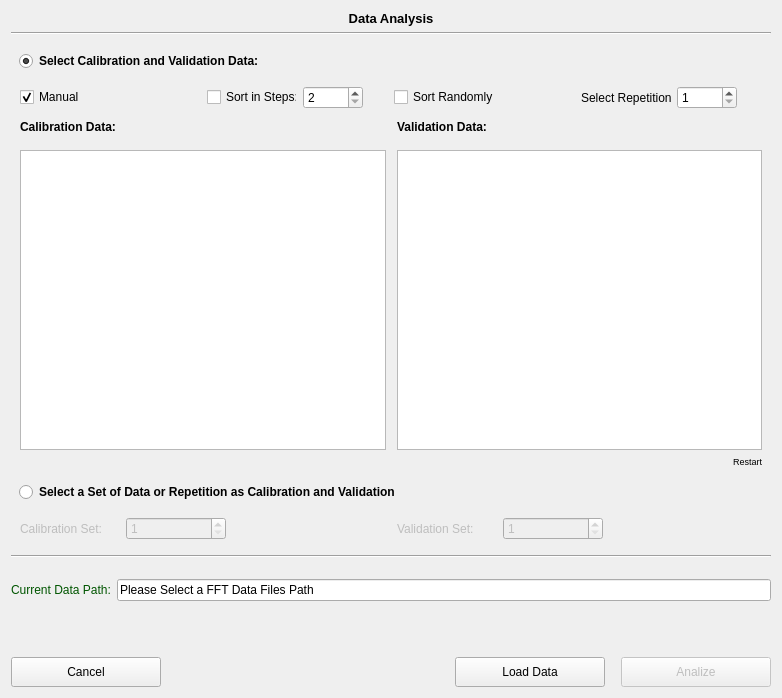
Qt form pol_AnalizeData.ui (CesarCarvajal/Oxymetry-Backup-2018) before a commit.
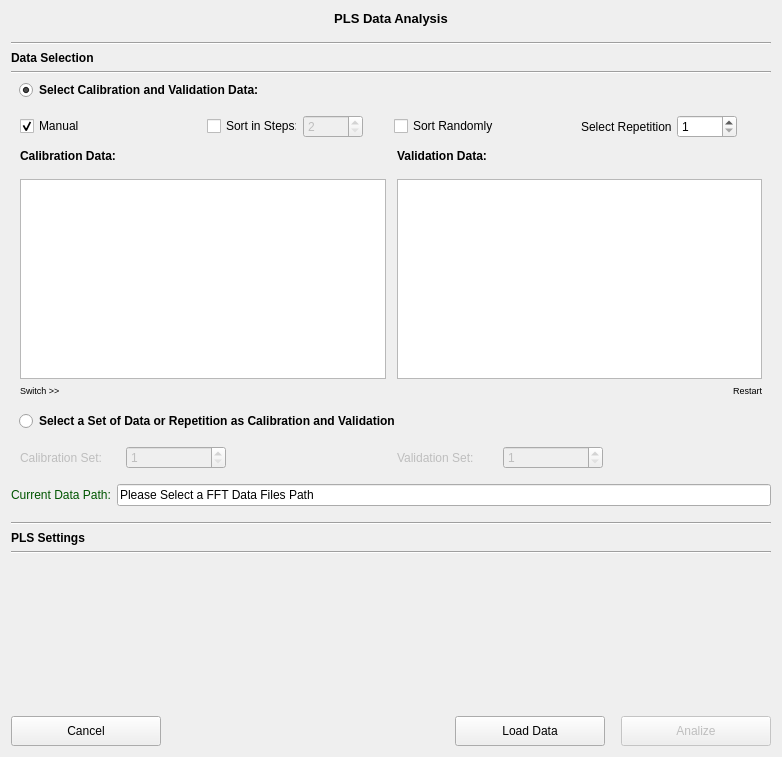
The same form after that commit. Custom widgets are drawn as their Qt base class.

The edit to the form file:
```diff
--- a/pol_AnalizeData.ui
+++ b/pol_AnalizeData.ui
@@ -7,7 +7,7 @@
     <x>0</x>
     <y>0</y>
     <width>782</width>
-    <height>698</height>
+    <height>757</height>
    </rect>
   </property>
   <property name="sizePolicy">
@@ -44,20 +44,13 @@
         </font>
        </property>
        <property name="text">
-        <string>Data Analysis</string>
+        <string>PLS Data Analysis</string>
        </property>
        <property name="alignment">
         <set>Qt::AlignCenter</set>
        </property>
       </widget>
      </item>
-     <item>
-      <widget class="Line" name="line_2">
-       <property name="orientation">
-        <enum>Qt::Horizontal</enum>
-       </property>
-      </widget>
-     </item>
      <item>
       <spacer name="verticalSpacer_3">
        <property name="orientation">
@@ -74,6 +67,33 @@
        </property>
       </spacer>
      </item>
+     <item>
+      <widget class="Line" name="line">
+       <property name="orientation">
+        <enum>Qt::Horizontal</enum>
+       </property>
+      </widget>
+     </item>
+     <item>
+      <widget class="QLabel" name="label_5">
+       <property name="font">
+        <font>
+         <weight>75</weight>
+         <bold>true</bold>
+        </font>
+       </property>
+       <property name="text">
+        <string>Data Selection</string>
+       </property>
+      </widget>
+     </item>
+     <item>
+      <widget class="Line" name="line_2">
+       <property name="orientation">
+        <enum>Qt::Horizontal</enum>
+       </property>
+      </widget>
+     </item>
      <item>
       <layout class="QHBoxLayout" name="horizontalLayout_2">
        <item>
@@ -163,7 +183,7 @@
             <item>
              <widget class="QSpinBox" name="spinBox_stepsSelec">
               <property name="enabled">
-               <bool>true</bool>
+               <bool>false</bool>
               </property>
               <property name="minimumSize">
                <size>
@@ -392,7 +412,7 @@
               <property name="minimumSize">
                <size>
                 <width>0</width>
-                <height>300</height>
+                <height>200</height>
                </size>
               </property>
               <property name="cursor" stdset="0">
@@ -422,6 +442,9 @@
               <property name="defaultDropAction">
                <enum>Qt::MoveAction</enum>
               </property>
+              <property name="textElideMode">
+               <enum>Qt::ElideRight</enum>
+              </property>
               <property name="movement">
                <enum>QListView::Static</enum>
               </property>
@@ -474,12 +497,45 @@
               <property name="minimumSize">
                <size>
                 <width>0</width>
-                <height>300</height>
+                <height>200</height>
                </size>
               </property>
               <property name="cursor" stdset="0">
                <cursorShape>PointingHandCursor</cursorShape>
               </property>
+              <property name="autoScrollMargin">
+               <number>25</number>
+              </property>
+              <property name="editTriggers">
+               <set>QAbstractItemView::SelectedClicked</set>
+              </property>
+              <property name="defaultDropAction">
+               <enum>Qt::MoveAction</enum>
+              </property>
+              <property name="flow">
+               <enum>QListView::TopToBottom</enum>
+              </property>
+              <property name="spacing">
+               <number>2</number>
+              </property>
+              <property name="gridSize">
+               <size>
+                <width>0</width>
+                <height>20</height>
+               </size>
+              </property>
+              <property name="viewMode">
+               <enum>QListView::ListMode</enum>
+              </property>
+              <property name="modelColumn">
+               <number>0</number>
+              </property>
+              <property name="uniformItemSizes">
+               <bool>true</bool>
+              </property>
+              <property name="selectionRectVisible">
+               <bool>true</bool>
+              </property>
              </widget>
             </item>
            </layout>
@@ -503,22 +559,41 @@
          </layout>
         </item>
         <item>
-         <widget class="ClickableLabel" name="label_restart">
-          <property name="font">
-           <font>
-            <pointsize>7</pointsize>
-           </font>
-          </property>
-          <property name="cursor">
-           <cursorShape>PointingHandCursor</cursorShape>
-          </property>
-          <property name="text">
-           <string>Restart</string>
-          </property>
-          <property name="alignment">
-           <set>Qt::AlignRight|Qt::AlignTrailing|Qt::AlignVCenter</set>
-          </property>
-         </widget>
+         <layout class="QHBoxLayout" name="horizontalLayout_11">
+          <item>
+           <widget class="ClickableLabel" name="label_switch">
+            <property name="font">
+             <font>
+              <pointsize>7</pointsize>
+             </font>
+            </property>
+            <property name="cursor">
+             <cursorShape>PointingHandCursor</cursorShape>
+            </property>
+            <property name="text">
+             <string>Switch &gt;&gt;</string>
+            </property>
+           </widget>
+          </item>
+          <item>
+           <widget class="ClickableLabel" name="label_restart">
+            <property name="font">
+             <font>
+              <pointsize>7</pointsize>
+             </font>
+            </property>
+            <property name="cursor">
+             <cursorShape>PointingHandCursor</cursorShape>
+            </property>
+            <property name="text">
+             <string>Restart</string>
+            </property>
+            <property name="alignment">
+             <set>Qt::AlignRight|Qt::AlignTrailing|Qt::AlignVCenter</set>
+            </property>
+           </widget>
+          </item>
+         </layout>
         </item>
        </layout>
       </widget>
@@ -695,29 +770,6 @@
        </layout>
       </widget>
      </item>
-     <item>
-      <widget class="Line" name="line">
-       <property name="orientation">
-        <enum>Qt::Horizontal</enum>
-       </property>
-      </widget>
-     </item>
-     <item>
-      <spacer name="verticalSpacer_5">
-       <property name="orientation">
-        <enum>Qt::Vertical</enum>
-       </property>
-       <property name="sizeType">
-        <enum>QSizePolicy::Fixed</enum>
-       </property>
-       <property name="sizeHint" stdset="0">
-        <size>
-         <width>20</width>
-         <height>15</height>
-        </size>
-       </property>
-      </spacer>
-     </item>
      <item>
       <layout class="QHBoxLayout" name="horizontalLayout">
        <item>
@@ -788,6 +840,60 @@
        </item>
       </layout>
      </item>
+     <item>
+      <spacer name="verticalSpacer_5">
+       <property name="orientation">
+        <enum>Qt::Vertical</enum>
+       </property>
+       <property name="sizeType">
+        <enum>QSizePolicy::Fixed</enum>
+       </property>
+       <property name="sizeHint" stdset="0">
+        <size>
+         <width>20</width>
+         <height>10</height>
+        </size>
+       </property>
+      </spacer>
+     </item>
+     <item>
+      <widget class="Line" name="line_3">
+       <property name="orientation">
+        <enum>Qt::Horizontal</enum>
+       </property>
+      </widget>
+     </item>
+     <item>
+      <widget class="QLabel" name="label_6">
+       <property name="font">
+        <font>
+         <weight>75</weight>
+         <bold>true</bold>
+        </font>
+       </property>
+       <property name="text">
+        <string>PLS Settings</string>
+       </property>
+      </widget>
+     </item>
+     <item>
+      <widget class="Line" name="line_4">
+       <property name="orientation">
+        <enum>Qt::Horizontal</enum>
+       </property>
+      </widget>
+     </item>
+     <item>
+      <widget class="QWidget" name="PLS" native="true">
+       <property name="minimumSize">
+        <size>
+         <width>0</width>
+         <height>100</height>
+        </size>
+       </property>
+       <layout class="QVBoxLayout" name="verticalLayout_5"/>
+      </widget>
+     </item>
      <item>
       <spacer name="verticalSpacer_4">
        <property name="orientation">
```
Left out of the diff: 12 changed lines with no effect on the pictures.
